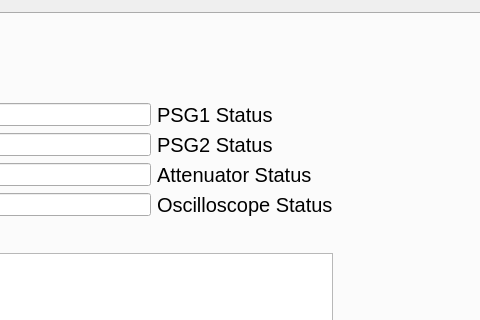
The window that OneToneQt/OneToneQt/OneToneQt.ui (quantum-devices-physics-lab/measurement-instruments-python) describes before a commit, drawn with Qt 5; both pictures show x 479 to 959 and y 88 to 408 of the 1048 by 706 pixel window.
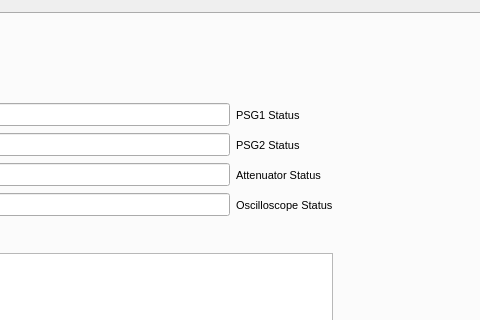
The same window after the commit. Custom widgets are drawn as their Qt base class.

Commit message: added to settings data

Patch:
```diff
--- a/OneToneQt/OneToneQt/OneToneQt.ui
+++ b/OneToneQt/OneToneQt/OneToneQt.ui
@@ -79,6 +79,11 @@
         <layout class="QGridLayout" name="gridLayout">
          <item row="2" column="2">
           <widget class="QLabel" name="AttenuatorConnectionStatusLabel">
+           <property name="font">
+            <font>
+             <pointsize>8</pointsize>
+            </font>
+           </property>
            <property name="text">
             <string>Attenuator Status</string>
            </property>
@@ -86,6 +91,11 @@
          </item>
          <item row="0" column="2">
           <widget class="QLabel" name="PSG1ConnectionStatusLabel">
+           <property name="font">
+            <font>
+             <pointsize>8</pointsize>
+            </font>
+           </property>
            <property name="text">
             <string>PSG1 Status</string>
            </property>
@@ -109,6 +119,11 @@
          </item>
          <item row="1" column="2">
           <widget class="QLabel" name="PSG2ConnectionStatusLabel">
+           <property name="font">
+            <font>
+             <pointsize>8</pointsize>
+            </font>
+           </property>
            <property name="text">
             <string>PSG2 Status</string>
            </property>
@@ -164,6 +179,11 @@
          </item>
          <item row="3" column="2">
           <widget class="QLabel" name="OscilloscopeConnectionStatusLabel">
+           <property name="font">
+            <font>
+             <pointsize>8</pointsize>
+            </font>
+           </property>
            <property name="text">
             <string>Oscilloscope Status</string>
            </property>
```
The commit also changes 1 other file.
